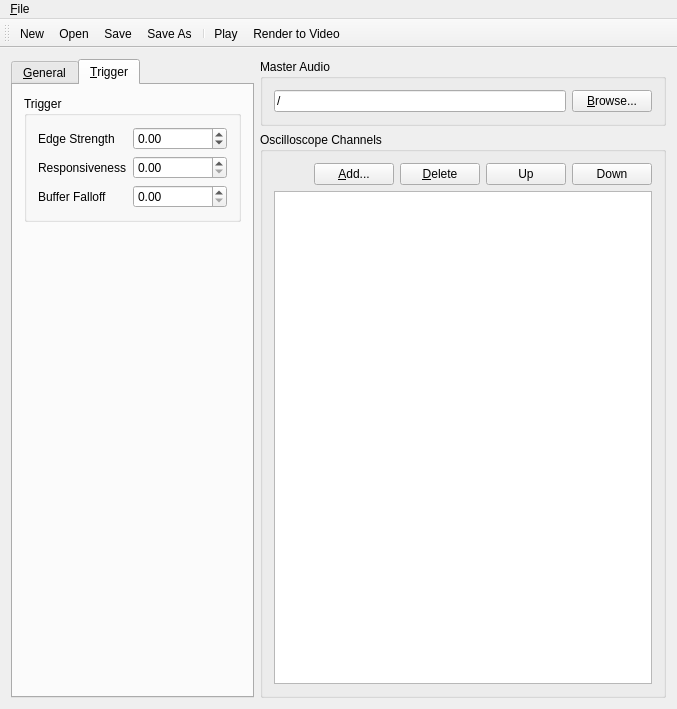
corrscope/corrscope, file ovgenpy/gui/mainwindow.ui: the form before one commit.
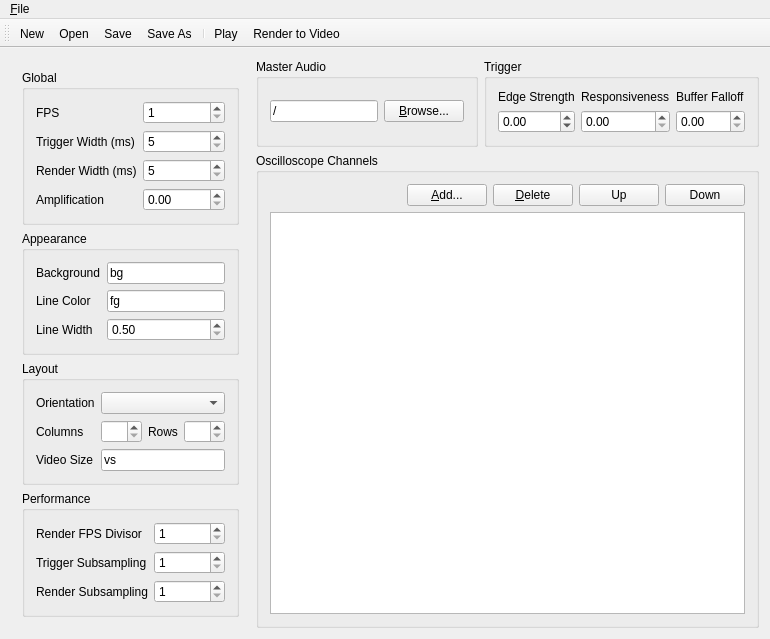
The form after the commit. The open tabs and pages were chosen to show the change. Custom widgets are drawn as their Qt base class.

Commit message: [ui] Move trigger config to right panel, with per-channel trigger

```diff
--- a/ovgenpy/gui/mainwindow.ui
+++ b/ovgenpy/gui/mainwindow.ui
@@ -16,15 +16,14 @@
   <widget class="QWidget" name="centralWidget">
    <layout class="QHBoxLayout" name="horizontalLayout" stretch="0,1">
     <item>
-     <widget class="QTabWidget" name="tabWidget">
-      <property name="currentIndex">
-       <number>0</number>
+     <widget class="QWidget" name="optionsColumn" native="true">
+      <property name="sizePolicy">
+       <sizepolicy hsizetype="Fixed" vsizetype="Preferred">
+        <horstretch>0</horstretch>
+        <verstretch>0</verstretch>
+       </sizepolicy>
       </property>
-      <widget class="QWidget" name="tabGeneral">
-       <attribute name="title">
-        <string>&amp;General</string>
-       </attribute>
-       <layout class="QVBoxLayout" name="verticalLayout_2">
+      <layout class="QVBoxLayout" name="verticalLayout">
         <item>
          <widget class="QGroupBox" name="optionGlobal">
           <property name="title">
@@ -272,32 +271,48 @@
           </layout>
          </widget>
         </item>
+      </layout>
+     </widget>
+    </item>
         <item>
-         <spacer name="verticalSpacer_2">
-          <property name="orientation">
-           <enum>Qt::Vertical</enum>
+     <layout class="QVBoxLayout" name="audioColumn">
+      <item>
+       <layout class="QHBoxLayout" name="horizontalLayout_4">
+        <item>
+         <widget class="QGroupBox" name="audioGroup">
+          <property name="title">
+           <string>Master Audio</string>
           </property>
-          <property name="sizeHint" stdset="0">
-           <size>
-            <width>20</width>
-            <height>40</height>
-           </size>
-          </property>
-         </spacer>
-        </item>
-       </layout>
-      </widget>
-      <widget class="QWidget" name="tabTrigger">
-       <attribute name="title">
-        <string>&amp;Trigger</string>
-       </attribute>
-       <layout class="QVBoxLayout" name="verticalLayout_3">
+          <layout class="QHBoxLayout" name="horizontalLayout_3">
+           <item>
+            <widget class="BoundLineEdit" name="master_audio">
+             <property name="text">
+              <string>/</string>
+             </property>
+            </widget>
+           </item>
+           <item>
+            <widget class="QPushButton" name="master_audio_browse">
+             <property name="text">
+              <string>&amp;Browse...</string>
+             </property>
+            </widget>
+           </item>
+          </layout>
+         </widget>
+        </item>
         <item>
          <widget class="QGroupBox" name="optionAudio">
+          <property name="sizePolicy">
+           <sizepolicy hsizetype="Fixed" vsizetype="Fixed">
+            <horstretch>0</horstretch>
+            <verstretch>0</verstretch>
+           </sizepolicy>
+          </property>
           <property name="title">
            <string>Trigger</string>
           </property>
-          <layout class="QFormLayout" name="formLayout_5">
+          <layout class="QGridLayout" name="gridLayout">
            <item row="0" column="0">
             <widget class="QLabel" name="trigger__edge_strengthL">
              <property name="text">
@@ -306,37 +321,37 @@
             </widget>
            </item>
            <item row="0" column="1">
-            <widget class="BoundDoubleSpinBox" name="trigger__edge_strength">
-             <property name="minimum">
-              <double>-99.000000000000000</double>
-             </property>
-            </widget>
-           </item>
-           <item row="1" column="0">
             <widget class="QLabel" name="trigger__responsivenessL">
              <property name="text">
               <string>Responsiveness</string>
              </property>
             </widget>
            </item>
-           <item row="1" column="1">
-            <widget class="BoundDoubleSpinBox" name="trigger__responsiveness">
-             <property name="maximum">
-              <double>1.000000000000000</double>
-             </property>
-             <property name="singleStep">
-              <double>0.100000000000000</double>
-             </property>
-            </widget>
-           </item>
-           <item row="2" column="0">
+           <item row="0" column="2">
             <widget class="QLabel" name="trigger__buffer_falloffL">
              <property name="text">
               <string>Buffer Falloff</string>
              </property>
             </widget>
            </item>
-           <item row="2" column="1">
+           <item row="1" column="0">
+            <widget class="BoundDoubleSpinBox" name="trigger__edge_strength">
+             <property name="minimum">
+              <double>-99.000000000000000</double>
+             </property>
+            </widget>
+           </item>
+           <item row="1" column="1">
+            <widget class="BoundDoubleSpinBox" name="trigger__responsiveness">
+             <property name="maximum">
+              <double>1.000000000000000</double>
+             </property>
+             <property name="singleStep">
+              <double>0.100000000000000</double>
+             </property>
+            </widget>
+           </item>
+           <item row="1" column="2">
             <widget class="BoundDoubleSpinBox" name="trigger__buffer_falloff">
              <property name="singleStep">
               <double>0.500000000000000</double>
@@ -346,47 +361,7 @@
           </layout>
          </widget>
         </item>
-        <item>
-         <spacer name="verticalSpacer">
-          <property name="orientation">
-           <enum>Qt::Vertical</enum>
-          </property>
-          <property name="sizeHint" stdset="0">
-           <size>
-            <width>20</width>
-            <height>40</height>
-           </size>
-          </property>
-         </spacer>
-        </item>
        </layout>
-      </widget>
-     </widget>
-    </item>
-    <item>
-     <layout class="QVBoxLayout" name="audioColumn">
-      <item>
-       <widget class="QGroupBox" name="audioGroup">
-        <property name="title">
-         <string>Master Audio</string>
-        </property>
-        <layout class="QHBoxLayout" name="horizontalLayout_3">
-         <item>
-          <widget class="BoundLineEdit" name="master_audio">
-           <property name="text">
-            <string>/</string>
-           </property>
-          </widget>
-         </item>
-         <item>
-          <widget class="QPushButton" name="master_audio_browse">
-           <property name="text">
-            <string>&amp;Browse...</string>
-           </property>
-          </widget>
-         </item>
-        </layout>
-       </widget>
       </item>
       <item>
        <widget class="QGroupBox" name="channelsGroup">
```
Lines whose indentation alone changed are shown as unchanged.
